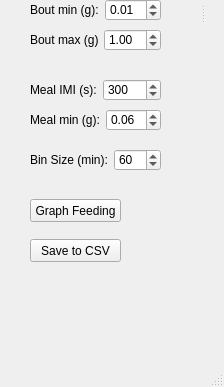
Before: the Qt Designer form BioDAQ/BioDAQGUI.ui in map222/MPNeuro, drawn with Qt 5; both pictures show x 0 to 224 and y 340 to 727 of the 224 by 727 pixel window.
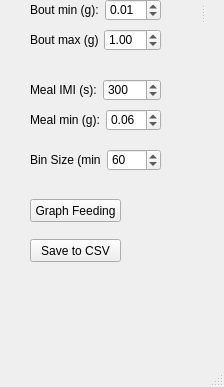
After: the same form once the commit is applied.

```diff
--- a/BioDAQ/BioDAQGUI.ui
+++ b/BioDAQ/BioDAQGUI.ui
@@ -398,7 +398,7 @@
          <number>1</number>
         </property>
         <property name="maximum">
-         <number>300</number>
+         <number>1380</number>
         </property>
         <property name="value">
          <number>60</number>
```
